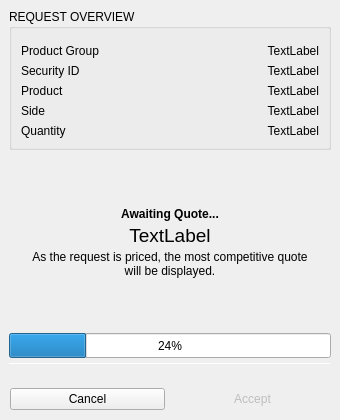
Above: BlockSettleUILib/RequestingQuoteWidget.ui from BlockSettle/terminal before the change. Below: the same form after it.
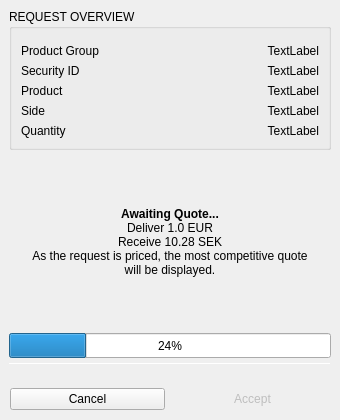
That is the form after the change.

Commit message: Removed spacing in oval widget in RFQ window.

```diff
--- a/BlockSettleUILib/RequestingQuoteWidget.ui
+++ b/BlockSettleUILib/RequestingQuoteWidget.ui
@@ -408,6 +408,12 @@
          </item>
          <item>
           <widget class="QWidget" name="widgetQuoteDetails" native="true">
+           <property name="sizePolicy">
+            <sizepolicy hsizetype="Preferred" vsizetype="Fixed">
+             <horstretch>0</horstretch>
+             <verstretch>0</verstretch>
+            </sizepolicy>
+           </property>
            <property name="minimumSize">
             <size>
              <width>0</width>
@@ -419,7 +425,7 @@
            </property>
            <layout class="QVBoxLayout" name="verticalLayout_5">
             <property name="spacing">
-             <number>3</number>
+             <number>0</number>
             </property>
             <property name="leftMargin">
              <number>20</number>
@@ -478,13 +484,9 @@
                 <verstretch>0</verstretch>
                </sizepolicy>
               </property>
-              <property name="font">
-               <font>
-                <pointsize>14</pointsize>
-               </font>
-              </property>
               <property name="text">
-               <string>TextLabel</string>
+               <string>Deliver 1.0 EUR
+Receive 10.28 SEK</string>
               </property>
               <property name="alignment">
                <set>Qt::AlignCenter</set>
```
